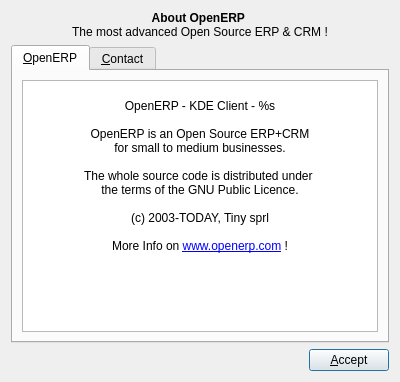
Above: Koo/ui/about.ui from xrg/openerp-client-kde before the change. Below: the same form after it.
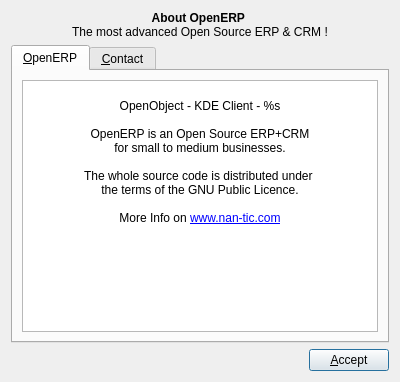
That is the form after the change. Icons and pictures are not drawn.

Commit message: Changed version and credits in about dialog.

Patch:
```diff
--- a/Koo/ui/about.ui
+++ b/Koo/ui/about.ui
@@ -32,16 +32,12 @@
      <property name="currentIndex" >
       <number>0</number>
      </property>
-     <widget class="QWidget" name="tab" >
-      <property name="geometry" >
-       <rect>
-        <x>0</x>
-        <y>0</y>
-        <width>378</width>
-        <height>241</height>
-       </rect>
-      </property>
-      <attribute name="title" >
+     <widget class="QWidget" name="tab">
+      <attribute name="icon">
+       <iconset resource="common.qrc">
+        <normaloff>:/images/tinyerp-icon-32x32.png</normaloff>:/images/tinyerp-icon-32x32.png</iconset>
+      </attribute>
+      <attribute name="title">
        <string>&amp;OpenERP</string>
       </attribute>
       <attribute name="icon" >
@@ -49,24 +45,22 @@
       </attribute>
       <layout class="QVBoxLayout" >
        <item>
-        <widget class="QTextBrowser" name="uiTiny" >
-         <property name="html" >
-          <string>&lt;!DOCTYPE HTML PUBLIC "-//W3C//DTD HTML 4.0//EN" "http://www.w3.org/TR/REC-html40/strict.dtd">
-&lt;html>&lt;head>&lt;meta name="qrichtext" content="1" />&lt;style type="text/css">
+        <widget class="QTextBrowser" name="uiTiny">
+         <property name="html">
+          <string>&lt;!DOCTYPE HTML PUBLIC &quot;-//W3C//DTD HTML 4.0//EN&quot; &quot;http://www.w3.org/TR/REC-html40/strict.dtd&quot;&gt;
+&lt;html&gt;&lt;head&gt;&lt;meta name=&quot;qrichtext&quot; content=&quot;1&quot; /&gt;&lt;style type=&quot;text/css&quot;&gt;
 p, li { white-space: pre-wrap; }
-&lt;/style>&lt;/head>&lt;body style=" font-family:'Sans Serif'; font-size:9pt; font-weight:400; font-style:normal;">
-&lt;p style="-qt-paragraph-type:empty; margin-top:0px; margin-bottom:0px; margin-left:0px; margin-right:0px; -qt-block-indent:0; text-indent:0px;">&lt;/p>
-&lt;p align="center" style=" margin-top:0px; margin-bottom:0px; margin-left:0px; margin-right:0px; -qt-block-indent:0; text-indent:0px;">OpenERP - KDE Client - %s&lt;/p>
-&lt;p align="center" style="-qt-paragraph-type:empty; margin-top:0px; margin-bottom:0px; margin-left:0px; margin-right:0px; -qt-block-indent:0; text-indent:0px;">&lt;/p>
-&lt;p align="center" style=" margin-top:0px; margin-bottom:0px; margin-left:0px; margin-right:0px; -qt-block-indent:0; text-indent:0px;">OpenERP is an Open Source ERP+CRM&lt;/p>
-&lt;p align="center" style=" margin-top:0px; margin-bottom:0px; margin-left:0px; margin-right:0px; -qt-block-indent:0; text-indent:0px;">for small to medium businesses.&lt;/p>
-&lt;p align="center" style="-qt-paragraph-type:empty; margin-top:0px; margin-bottom:0px; margin-left:0px; margin-right:0px; -qt-block-indent:0; text-indent:0px;">&lt;/p>
-&lt;p align="center" style=" margin-top:0px; margin-bottom:0px; margin-left:0px; margin-right:0px; -qt-block-indent:0; text-indent:0px;">The whole source code is distributed under &lt;/p>
-&lt;p align="center" style=" margin-top:0px; margin-bottom:0px; margin-left:0px; margin-right:0px; -qt-block-indent:0; text-indent:0px;">the terms of the GNU Public Licence.&lt;/p>
-&lt;p align="center" style="-qt-paragraph-type:empty; margin-top:0px; margin-bottom:0px; margin-left:0px; margin-right:0px; -qt-block-indent:0; text-indent:0px;">&lt;/p>
-&lt;p align="center" style=" margin-top:0px; margin-bottom:0px; margin-left:0px; margin-right:0px; -qt-block-indent:0; text-indent:0px;">(c) 2003-TODAY, Tiny sprl&lt;/p>
-&lt;p align="center" style="-qt-paragraph-type:empty; margin-top:0px; margin-bottom:0px; margin-left:0px; margin-right:0px; -qt-block-indent:0; text-indent:0px;">&lt;/p>
-&lt;p align="center" style=" margin-top:0px; margin-bottom:0px; margin-left:0px; margin-right:0px; -qt-block-indent:0; text-indent:0px;">More Info on &lt;a href="http://www.tinyerp.com">&lt;span style=" text-decoration: underline; color:#0000ff;">www.openerp.com&lt;/span>&lt;/a> !&lt;/p>&lt;/body>&lt;/html></string>
+&lt;/style&gt;&lt;/head&gt;&lt;body style=&quot; font-family:'helvetica'; font-size:12pt; font-weight:400; font-style:normal;&quot;&gt;
+&lt;p style=&quot;-qt-paragraph-type:empty; margin-top:0px; margin-bottom:0px; margin-left:0px; margin-right:0px; -qt-block-indent:0; text-indent:0px; font-family:'Sans Serif'; font-size:9pt;&quot;&gt;&lt;/p&gt;
+&lt;p align=&quot;center&quot; style=&quot; margin-top:0px; margin-bottom:0px; margin-left:0px; margin-right:0px; -qt-block-indent:0; text-indent:0px;&quot;&gt;&lt;span style=&quot; font-family:'Sans Serif'; font-size:9pt;&quot;&gt;OpenObject - KDE Client - %s&lt;/span&gt;&lt;/p&gt;
+&lt;p align=&quot;center&quot; style=&quot;-qt-paragraph-type:empty; margin-top:0px; margin-bottom:0px; margin-left:0px; margin-right:0px; -qt-block-indent:0; text-indent:0px; font-family:'Sans Serif'; font-size:9pt;&quot;&gt;&lt;/p&gt;
+&lt;p align=&quot;center&quot; style=&quot; margin-top:0px; margin-bottom:0px; margin-left:0px; margin-right:0px; -qt-block-indent:0; text-indent:0px;&quot;&gt;&lt;span style=&quot; font-family:'Sans Serif'; font-size:9pt;&quot;&gt;OpenERP is an Open Source ERP+CRM&lt;/span&gt;&lt;/p&gt;
+&lt;p align=&quot;center&quot; style=&quot; margin-top:0px; margin-bottom:0px; margin-left:0px; margin-right:0px; -qt-block-indent:0; text-indent:0px;&quot;&gt;&lt;span style=&quot; font-family:'Sans Serif'; font-size:9pt;&quot;&gt;for small to medium businesses.&lt;/span&gt;&lt;/p&gt;
+&lt;p align=&quot;center&quot; style=&quot;-qt-paragraph-type:empty; margin-top:0px; margin-bottom:0px; margin-left:0px; margin-right:0px; -qt-block-indent:0; text-indent:0px; font-family:'Sans Serif'; font-size:9pt;&quot;&gt;&lt;/p&gt;
+&lt;p align=&quot;center&quot; style=&quot; margin-top:0px; margin-bottom:0px; margin-left:0px; margin-right:0px; -qt-block-indent:0; text-indent:0px;&quot;&gt;&lt;span style=&quot; font-family:'Sans Serif'; font-size:9pt;&quot;&gt;The whole source code is distributed under &lt;/span&gt;&lt;/p&gt;
+&lt;p align=&quot;center&quot; style=&quot; margin-top:0px; margin-bottom:0px; margin-left:0px; margin-right:0px; -qt-block-indent:0; text-indent:0px;&quot;&gt;&lt;span style=&quot; font-family:'Sans Serif'; font-size:9pt;&quot;&gt;the terms of the GNU Public Licence.&lt;/span&gt;&lt;/p&gt;
+&lt;p align=&quot;center&quot; style=&quot;-qt-paragraph-type:empty; margin-top:0px; margin-bottom:0px; margin-left:0px; margin-right:0px; -qt-block-indent:0; text-indent:0px; font-family:'Sans Serif'; font-size:9pt;&quot;&gt;&lt;/p&gt;
+&lt;p align=&quot;center&quot; style=&quot; margin-top:0px; margin-bottom:0px; margin-left:0px; margin-right:0px; -qt-block-indent:0; text-indent:0px;&quot;&gt;&lt;span style=&quot; font-family:'Sans Serif'; font-size:9pt;&quot;&gt;More Info on &lt;/span&gt;&lt;a href=&quot;http://www.tinyerp.com&quot;&gt;&lt;span style=&quot; font-family:'Sans Serif'; font-size:9pt; text-decoration: underline; color:#0000ff;&quot;&gt;www.nan-tic.com&lt;/span&gt;&lt;/a&gt;&lt;/p&gt;&lt;/body&gt;&lt;/html&gt;</string>
          </property>
         </widget>
        </item>
```
Left out of the diff: 104 changed lines with no effect on the pictures. The commit also changes 1 other file.
